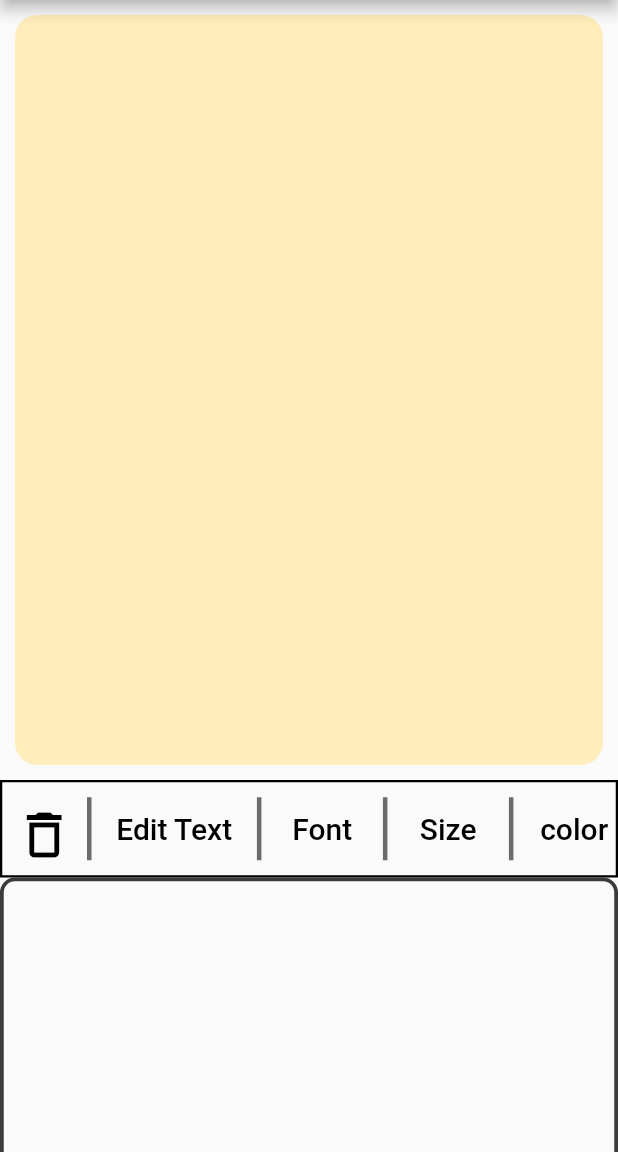
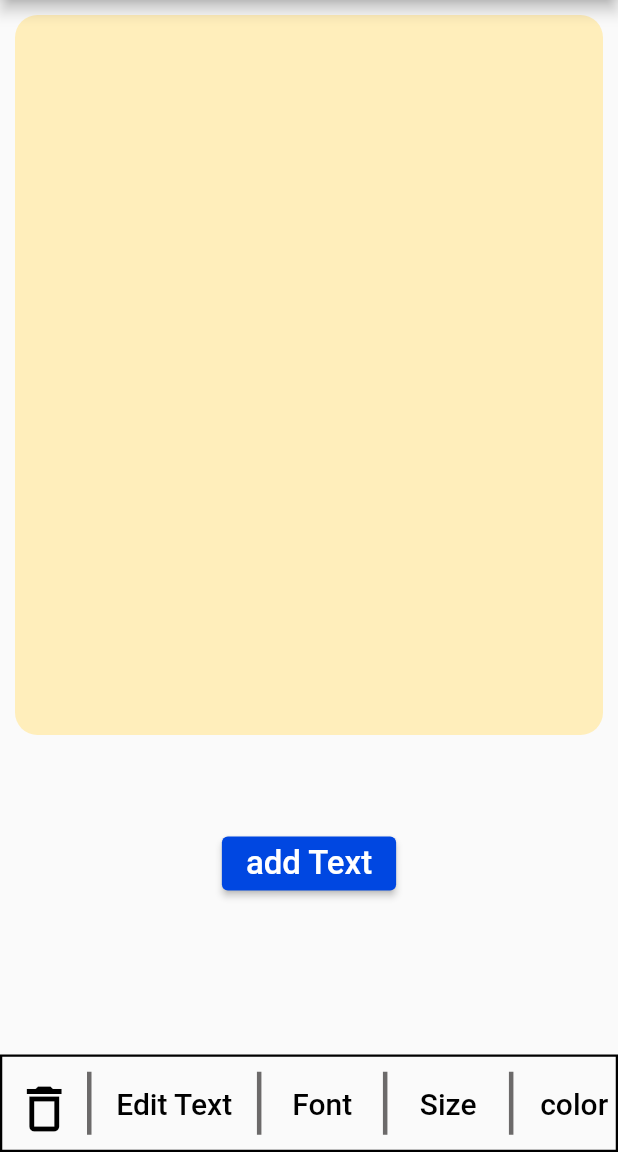
Before and after one commit to VARMAMASTER/Designer, a Flutter app: the screen it shows after launch, on a phone screen of 412 x 824 dp, the part 84-1236 px from its top. Run offline on Flutter 3.47's test engine with Material 2 defaults, Android fonts, the phone set to English and light mode, and no system bars.

Commit message:
added additonal add text ui

```diff
--- a/lib/components/page.dart
+++ b/lib/components/page.dart
@@ -17,7 +17,7 @@ class _pageState extends State<page> {
             borderRadius: BorderRadius.all(Radius.circular(15)),
             color: const Color.fromARGB(255, 255, 238, 187)),
         width: 400,
-        height: 500,
+        height: 480,
         // ,
       ),
     );
--- a/lib/home.dart
+++ b/lib/home.dart
@@ -1,6 +1,7 @@
 import 'package:celebrare/components/editArea.dart';
 import 'package:celebrare/components/editingTools.dart';
 import 'package:celebrare/components/page.dart';
+
 import 'package:flutter/material.dart';
 
 class Home extends StatelessWidget {
@@ -36,10 +37,25 @@ class Home extends StatelessWidget {
           ),
         ],
       ),
-        body: const Column(
+      body: Column(
         mainAxisAlignment: MainAxisAlignment.spaceBetween,
         crossAxisAlignment: CrossAxisAlignment.center,
-          children: [page(), Tools(), editArea()],
-        ));
+        children: [
+          page(),
+          ElevatedButton(
+            onPressed: () {},
+            style: ElevatedButton.styleFrom(
+              backgroundColor: Color.fromARGB(255, 0, 71, 225),
+            ),
+            child: const Text(
+              "add Text",
+              style: TextStyle(color: Colors.white, fontSize: 22),
+            ),
+          ),
+          editArea(),
+          Tools(),
+        ],
+      ),
+    );
   }
 }
```
Also changed, not shown: lib/components/editArea.dart (+31 -7 lines). Lines whose indentation alone changed are shown as unchanged.
